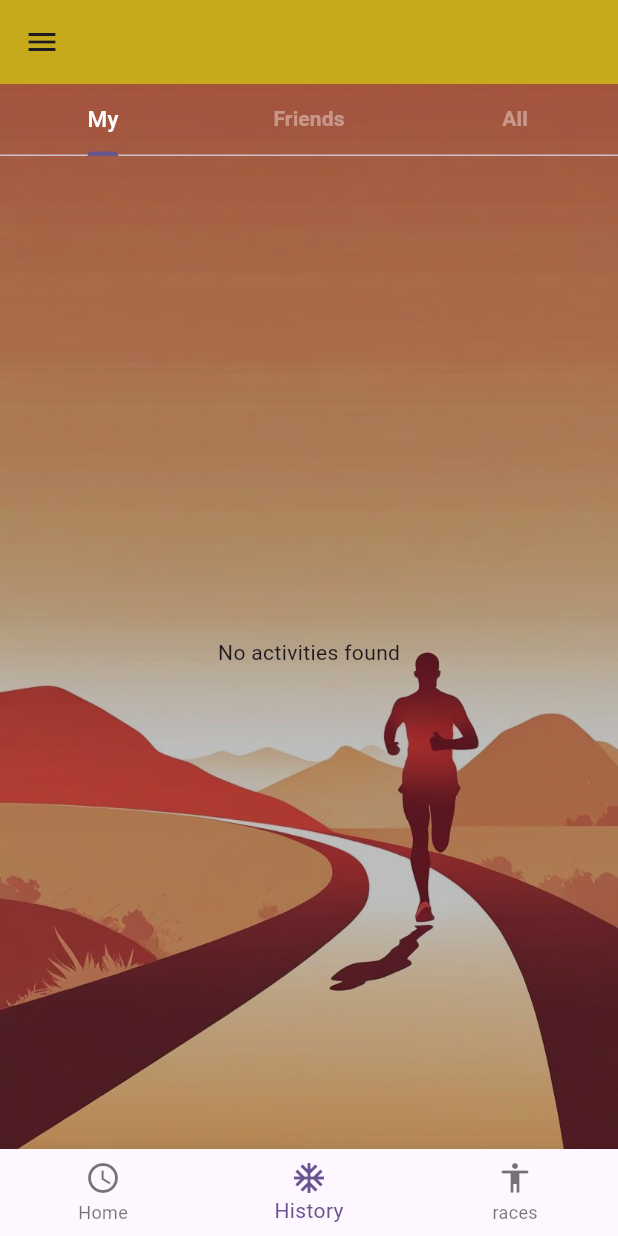
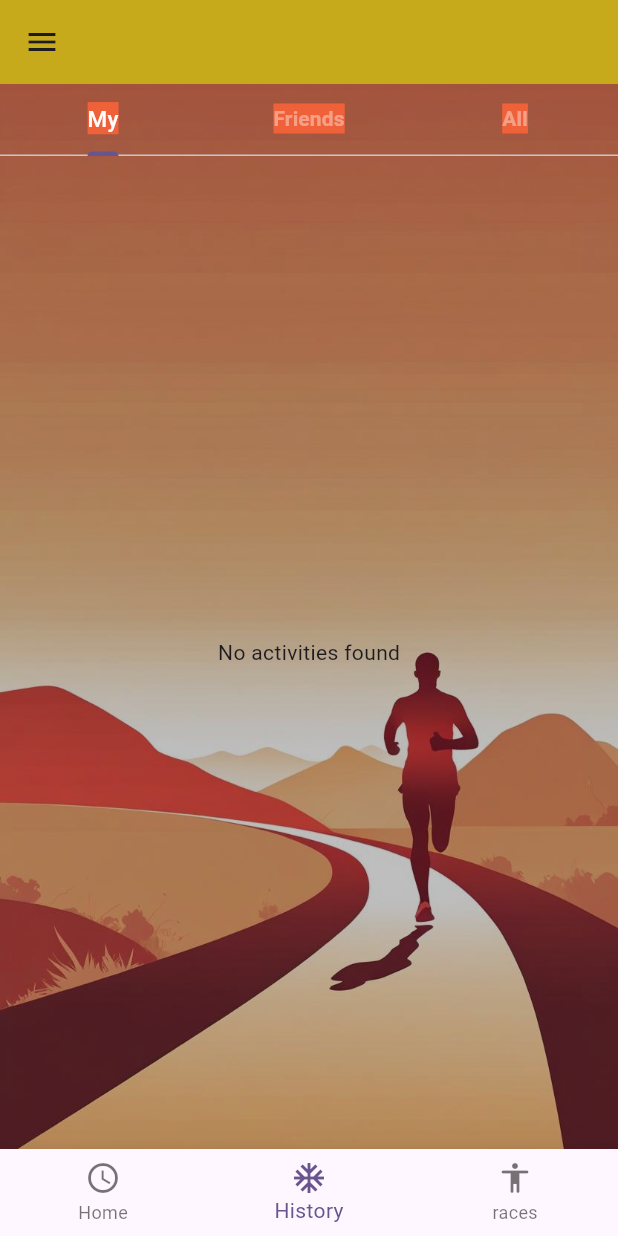
Before and after one commit to albertbrozyna/RunTracK, a Flutter app: the screen it shows once a user with an empty profile is signed in, item 2 of the bottom bar chosen, on a phone screen of 412 x 824 dp. Run offline on Flutter 3.47's test engine with Material 3 defaults, Android fonts, the phone set to English and light mode, and no system bars; our stand-ins replace cloud_firestore, firebase_auth, firebase_core, firebase_storage, flutter_map, geolocator and 3 more; accounts and stored records are empty; statements that could not run were skipped.

Commit message:
Upgrading packages and small changes.

```diff
--- a/lib/features/activities/pages/user_activities.dart
+++ b/lib/features/activities/pages/user_activities.dart
@@ -1,6 +1,7 @@
 import 'package:flutter/material.dart';
 import 'package:run_track/common/utils/utils.dart';
 import 'package:run_track/features/activities/widgets/activity_block.dart';
+import 'package:run_track/theme/colors.dart';
 
 import '../../../common/utils/app_data.dart';
 import '../../../models/activity.dart';
@@ -54,11 +55,12 @@ class _ActivitiesState extends State<Activities>
             labelStyle: TextStyle(
               fontSize: 15,
               fontWeight: FontWeight.w500,
-
+              backgroundColor: AppColors.primary,
             ),
             unselectedLabelStyle: TextStyle(
               fontSize: 14,
               fontWeight: FontWeight.w700,
+            backgroundColor: AppColors.primary,
             ),
             tabs: [
               Tab(text: "My",),
--- a/lib/features/activities/widgets/activity_block.dart
+++ b/lib/features/activities/widgets/activity_block.dart
@@ -21,6 +21,10 @@ class ActivityBlock extends StatelessWidget {
     return Padding(
       padding: const EdgeInsets.all(8.0),
       child: Container(
+        decoration: BoxDecoration(
+          color: Colors.white,
+          borderRadius: BorderRadius.circular(10),
+        ),
         child: Column(
           children: [
             // Header with name, date  and profile page
--- a/lib/features/home/home_page.dart
+++ b/lib/features/home/home_page.dart
@@ -56,7 +56,7 @@ class _HomePageState extends State<HomePage> {
     super.initState();
     _pages = [TrackScreen(), Activities(), Competitions()];
     _loadCurrentUser();
-    _askForLocation();
+    LocationService.determinePosition();
   }
 
 
```
Also changed, not shown: lib/services/locationService.dart (added, +32 -0 lines), pubspec.yaml (+15 -83 lines), pubspec.lock, 1 other file.
